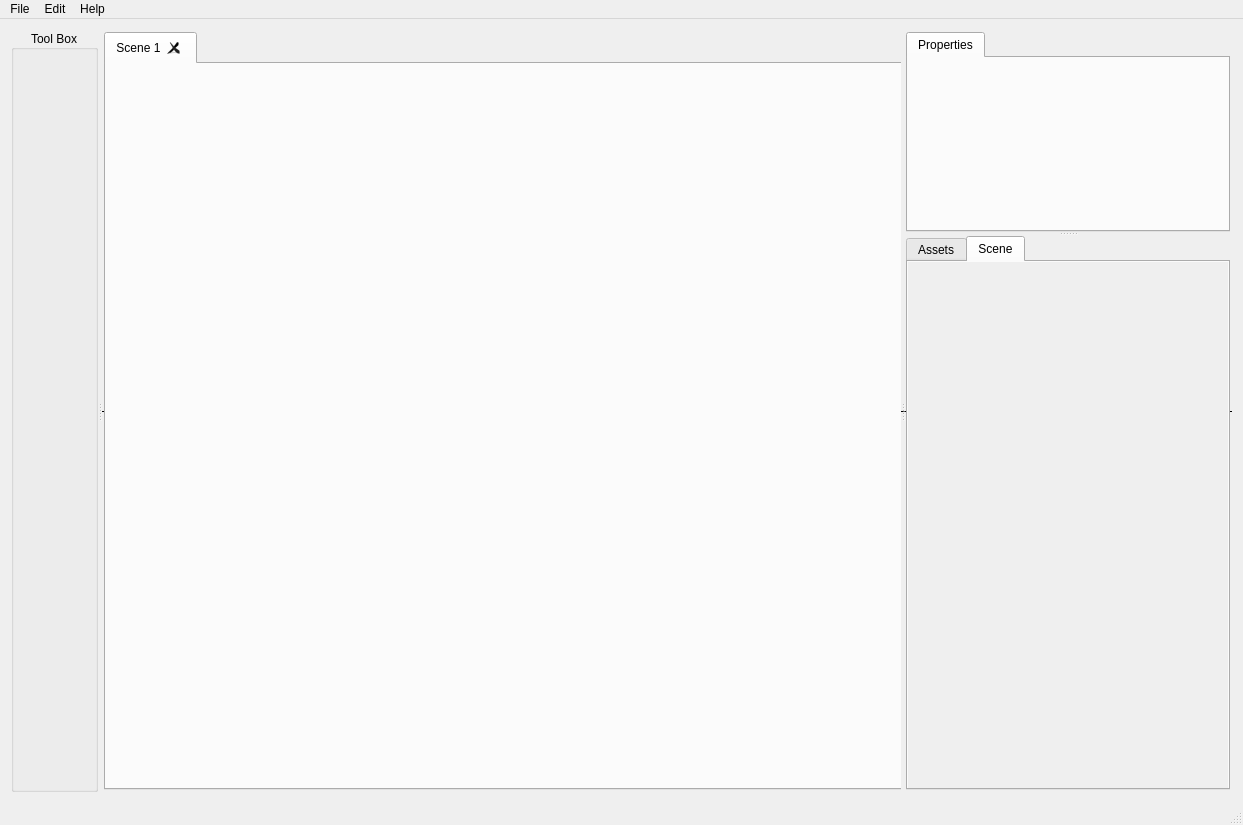
MervynArt96/AnimicCreator, file Animic/UiFiles/animic.ui: the form before one commit.
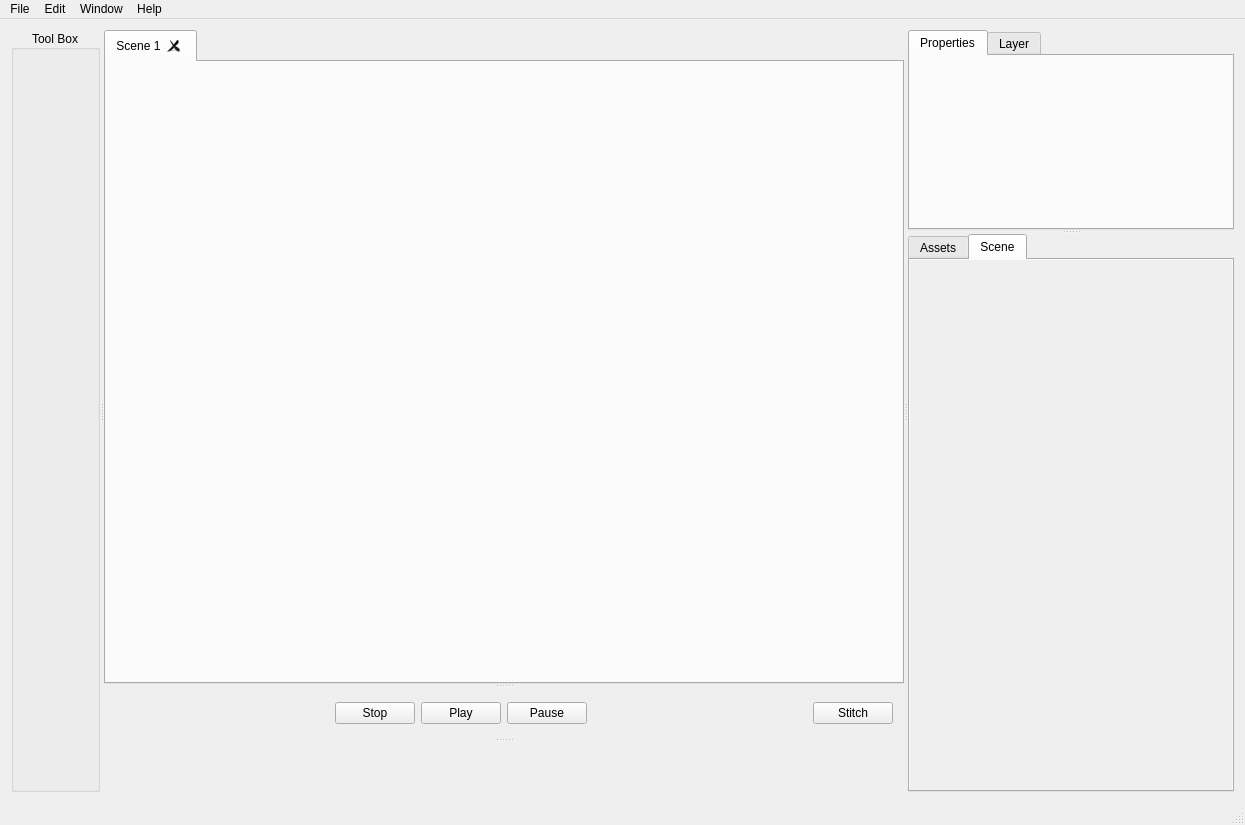
The form after the commit. The open tabs and pages were chosen to show the change.

Commit message: Rearranged classes, added properties, slider

The edit to the form file:
```diff
--- a/Animic/UiFiles/animic.ui
+++ b/Animic/UiFiles/animic.ui
@@ -6,7 +6,7 @@
    <rect>
     <x>0</x>
     <y>0</y>
-    <width>1243</width>
+    <width>1245</width>
     <height>825</height>
    </rect>
   </property>
@@ -26,22 +26,11 @@
      <height>0</height>
     </size>
    </property>
+   <layout class="QHBoxLayout" name="horizontalLayout_6">
+    <item>
    <layout class="QHBoxLayout" name="horizontalLayout_2">
     <item>
-     <widget class="QSplitter" name="AllSplitter">
-      <property name="sizePolicy">
-       <sizepolicy hsizetype="Expanding" vsizetype="Expanding">
-        <horstretch>0</horstretch>
-        <verstretch>0</verstretch>
-       </sizepolicy>
-      </property>
-      <property name="orientation">
-       <enum>Qt::Vertical</enum>
-      </property>
-      <property name="childrenCollapsible">
-       <bool>false</bool>
-      </property>
-      <widget class="QSplitter" name="TopBottomSplotter">
+       <widget class="QSplitter" name="splitter_3">
        <property name="orientation">
         <enum>Qt::Horizontal</enum>
        </property>
@@ -74,16 +63,7 @@
          <set>Qt::AlignCenter</set>
         </property>
        </widget>
-       <widget class="QSplitter" name="PropMainSplitter">
-        <property name="sizePolicy">
-         <sizepolicy hsizetype="Expanding" vsizetype="Preferred">
-          <horstretch>20</horstretch>
-          <verstretch>0</verstretch>
-         </sizepolicy>
-        </property>
-        <property name="frameShape">
-         <enum>QFrame::HLine</enum>
-        </property>
+        <widget class="QSplitter" name="splitter_4">
         <property name="orientation">
          <enum>Qt::Horizontal</enum>
         </property>
@@ -91,15 +71,13 @@
          <bool>false</bool>
         </property>
         <widget class="QSplitter" name="MainSplitter">
-         <property name="sizePolicy">
-          <sizepolicy hsizetype="Expanding" vsizetype="Expanding">
-           <horstretch>30</horstretch>
-           <verstretch>0</verstretch>
-          </sizepolicy>
-         </property>
-         <property name="frameShape">
-          <enum>QFrame::HLine</enum>
-         </property>
+          <property name="orientation">
+           <enum>Qt::Vertical</enum>
+          </property>
+          <property name="childrenCollapsible">
+           <bool>false</bool>
+          </property>
+          <widget class="QSplitter" name="splitter_2">
          <property name="orientation">
           <enum>Qt::Vertical</enum>
          </property>
@@ -126,20 +104,101 @@
            <attribute name="title">
             <string>Scene 1</string>
            </attribute>
-           <layout class="QVBoxLayout" name="verticalLayout"/>
-          </widget>
-         </widget>
-        </widget>
-        <widget class="QSplitter" name="propertiesSplitter">
+            </widget>
+           </widget>
+           <widget class="QWidget" name="PlaybackButtonHolder" native="true">
          <property name="sizePolicy">
-          <sizepolicy hsizetype="Expanding" vsizetype="Expanding">
-           <horstretch>10</horstretch>
+             <sizepolicy hsizetype="Expanding" vsizetype="Fixed">
+              <horstretch>0</horstretch>
            <verstretch>0</verstretch>
           </sizepolicy>
          </property>
-         <property name="frameShape">
-          <enum>QFrame::HLine</enum>
-         </property>
+            <property name="minimumSize">
+             <size>
+              <width>0</width>
+              <height>30</height>
+             </size>
+            </property>
+            <property name="maximumSize">
+             <size>
+              <width>16777215</width>
+              <height>50</height>
+             </size>
+            </property>
+            <layout class="QHBoxLayout" name="horizontalLayout_8">
+             <item>
+              <spacer name="horizontalSpacer_2">
+               <property name="orientation">
+                <enum>Qt::Horizontal</enum>
+               </property>
+               <property name="sizeHint" stdset="0">
+                <size>
+                 <width>182</width>
+                 <height>20</height>
+                </size>
+               </property>
+              </spacer>
+             </item>
+             <item>
+              <widget class="QPushButton" name="stopButton">
+               <property name="text">
+                <string>Stop</string>
+               </property>
+              </widget>
+             </item>
+             <item>
+              <widget class="QPushButton" name="playButton">
+               <property name="text">
+                <string>Play</string>
+               </property>
+              </widget>
+             </item>
+             <item>
+              <widget class="QPushButton" name="pauseButton">
+               <property name="text">
+                <string>Pause</string>
+               </property>
+              </widget>
+             </item>
+             <item>
+              <spacer name="horizontalSpacer_3">
+               <property name="orientation">
+                <enum>Qt::Horizontal</enum>
+               </property>
+               <property name="sizeHint" stdset="0">
+                <size>
+                 <width>181</width>
+                 <height>20</height>
+                </size>
+               </property>
+              </spacer>
+             </item>
+             <item>
+              <widget class="QPushButton" name="stitchButton">
+               <property name="text">
+                <string>Stitch</string>
+               </property>
+              </widget>
+             </item>
+            </layout>
+           </widget>
+          </widget>
+          <widget class="QWidget" name="SliderHolder" native="true">
+           <property name="sizePolicy">
+            <sizepolicy hsizetype="Preferred" vsizetype="Fixed">
+             <horstretch>0</horstretch>
+             <verstretch>30</verstretch>
+            </sizepolicy>
+           </property>
+           <property name="maximumSize">
+            <size>
+             <width>16777215</width>
+             <height>50</height>
+            </size>
+           </property>
+          </widget>
+         </widget>
+         <widget class="QSplitter" name="MainRightSplitter">
          <property name="orientation">
           <enum>Qt::Vertical</enum>
          </property>
@@ -148,7 +207,7 @@
          </property>
          <widget class="QTabWidget" name="PropertiesTab">
           <property name="sizePolicy">
-           <sizepolicy hsizetype="Expanding" vsizetype="Expanding">
+            <sizepolicy hsizetype="Expanding" vsizetype="Preferred">
             <horstretch>0</horstretch>
             <verstretch>0</verstretch>
            </sizepolicy>
@@ -162,7 +221,7 @@
           <property name="maximumSize">
            <size>
             <width>16777215</width>
-            <height>16777215</height>
+             <height>400</height>
            </size>
           </property>
           <property name="currentIndex">
@@ -176,6 +235,11 @@
             <string>Properties</string>
            </attribute>
           </widget>
+           <widget class="QWidget" name="layerTab">
+            <attribute name="title">
+             <string>Layer</string>
+            </attribute>
+           </widget>
          </widget>
          <widget class="QTabWidget" name="ManagementTab">
           <property name="sizePolicy">
@@ -187,7 +251,7 @@
           <property name="minimumSize">
            <size>
             <width>0</width>
-            <height>100</height>
+             <height>200</height>
            </size>
           </property>
           <property name="currentIndex">
@@ -336,7 +400,8 @@
         </widget>
        </widget>
       </widget>
-     </widget>
+      </item>
+     </layout>
     </item>
    </layout>
   </widget>
@@ -345,7 +410,7 @@
     <rect>
      <x>0</x>
      <y>0</y>
-     <width>1243</width>
+     <width>1245</width>
      <height>26</height>
     </rect>
    </property>
@@ -383,8 +448,14 @@
     </property>
     <addaction name="actionAbout"/>
    </widget>
+   <widget class="QMenu" name="menuView">
+    <property name="title">
+     <string>Window</string>
+    </property>
+   </widget>
    <addaction name="menuFile"/>
    <addaction name="menuEdit"/>
+   <addaction name="menuView"/>
    <addaction name="menuHelp"/>
   </widget>
   <widget class="QStatusBar" name="statusBar">
```
Left out of the diff: 2 changed lines with no effect on the pictures. Lines whose indentation alone changed are shown as unchanged. The commit also changes 39 other files.
